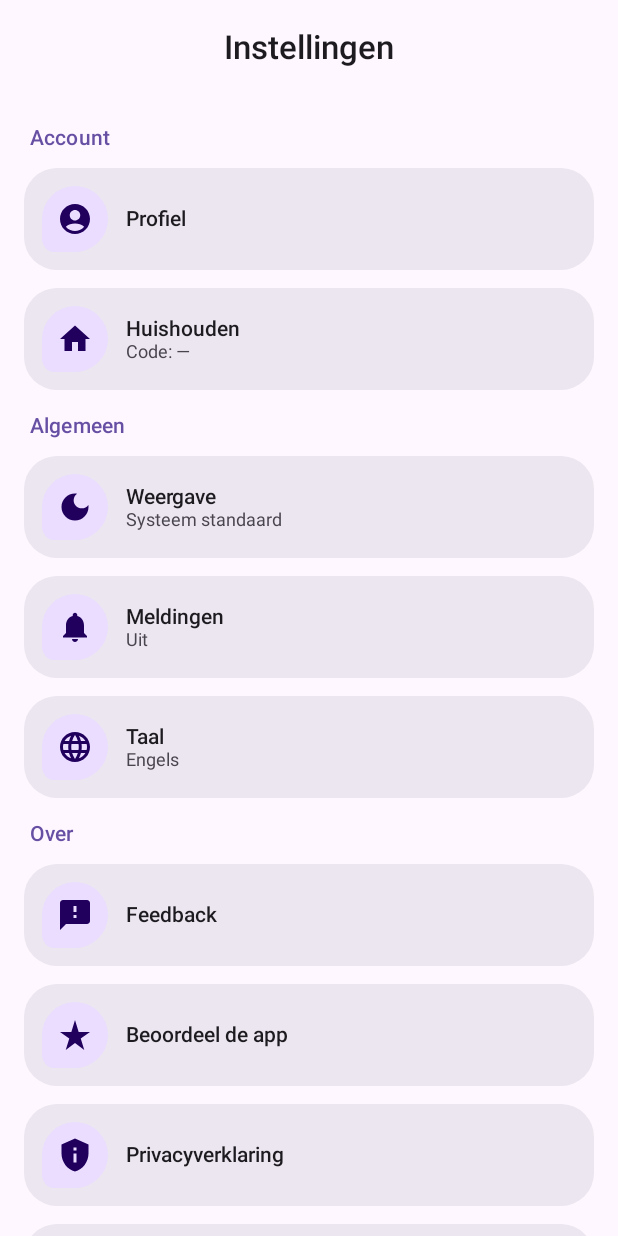
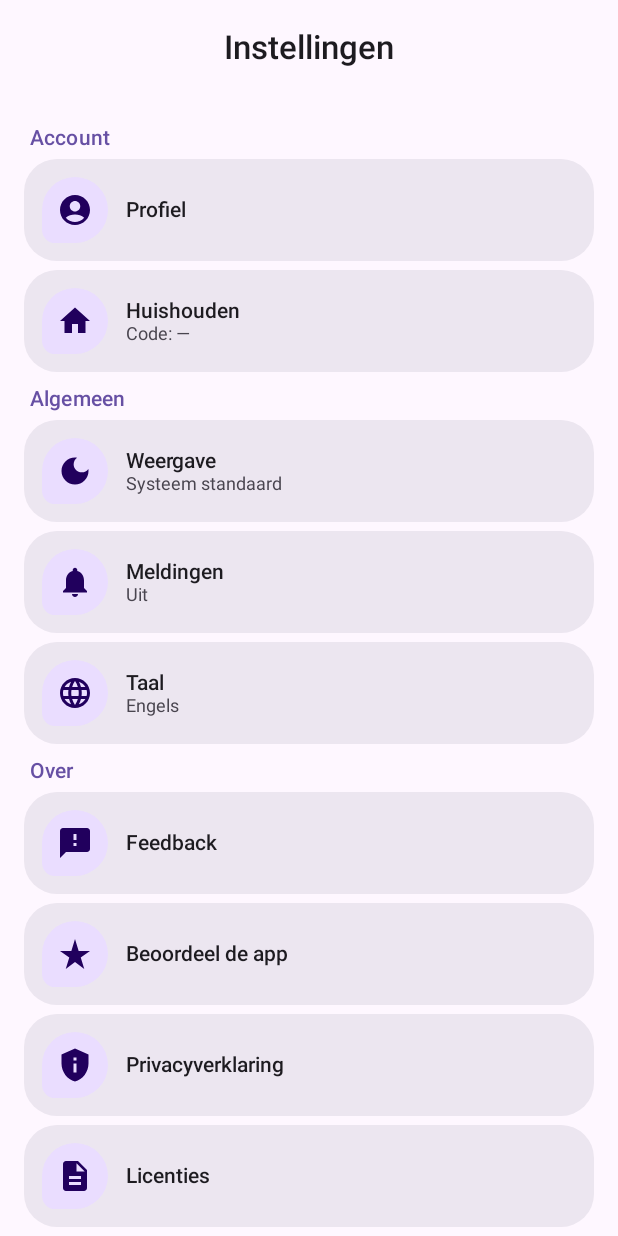
Before and after one commit to dctraas/HomeStock, an Android app built with Jetpack Compose: the composable MoreScreen shown on its own in the app's theme, on a phone screen of 412 x 824 dp. Run offline under Robolectric (Android 15) with nearby library versions, the phone set to English and light mode, and no system bars; our stand-ins replace Firebase (no records; nobody signed in at launch, a user with empty details on screens opened directly); pictures from the network do not load.

Commit message:
Tighten spacing between rows in Instellingen
Co-Authored-By: Claude Sonnet 5 <noreply@anthropic.com>
Claude-Session: https://claude.ai/code/session_01WuZnkgXn78vy8ijPBHq64y

```diff
--- a/app/src/main/java/com/dtraas/boodschapbeheer/ui/more/MoreScreen.kt
+++ b/app/src/main/java/com/dtraas/boodschapbeheer/ui/more/MoreScreen.kt
@@ -154,7 +154,7 @@ fun MoreScreen() {
                 .padding(padding)
                 .verticalScroll(rememberScrollState())
                 .padding(16.dp),
-            verticalArrangement = Arrangement.spacedBy(12.dp),
+            verticalArrangement = Arrangement.spacedBy(6.dp),
         ) {
             SectionHeader(stringResource(R.string.more_section_account))
             AccountCard(
```
